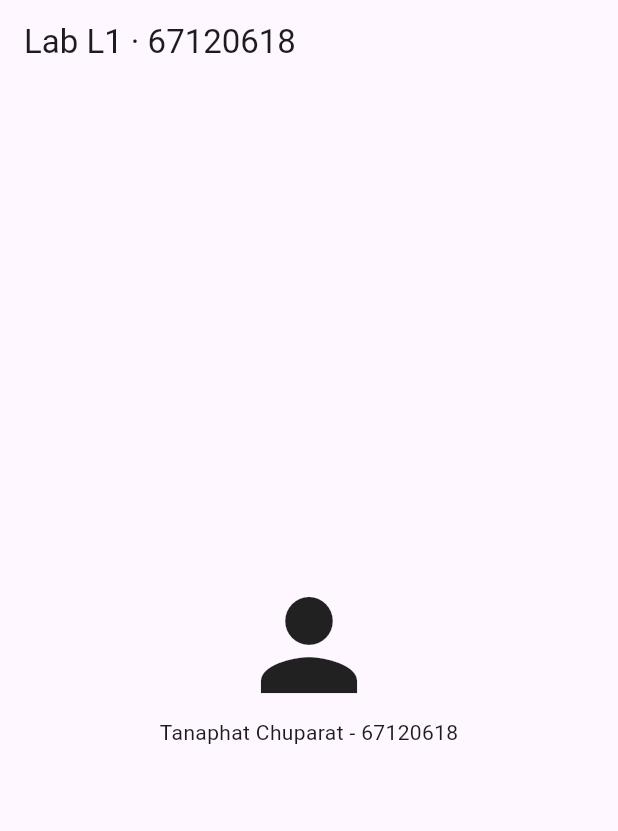
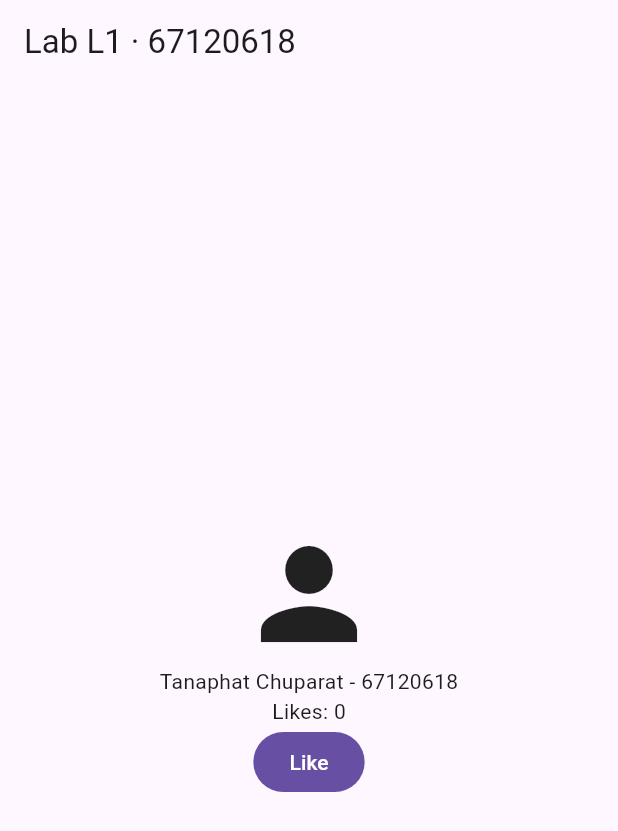
Before and after one commit to akadie4k/lab01_profile, a Flutter app: the screen it shows after launch, on a phone screen of 412 x 824 dp. Shown: the top 831 px of the screen. Run offline on Flutter 3.47's test engine with Material 3 defaults, Android fonts, the phone set to English and light mode, and no system bars.

Commit message:
Add like counter with setState

```diff
--- a/lib/main.dart
+++ b/lib/main.dart
@@ -2,17 +2,29 @@ import 'package:flutter/material.dart';
 
 void main() => runApp(const MaterialApp(home: HomePage()));
 
-class HomePage extends StatelessWidget {
+class HomePage extends StatefulWidget {
   const HomePage({super.key});
+  @override
+  State<HomePage> createState() => _HomePageState();
+}
+
+class _HomePageState extends State<HomePage> {
+  int _likes = 0;
+  void _like() => setState(() => _likes++);
 
   @override
   Widget build(BuildContext context) {
     return Scaffold(
       appBar: AppBar(title: const Text('Lab L1 · 67120618')),
-      body: const Center(
+      body: Center(
         child: Column(
           mainAxisSize: MainAxisSize.min,
-          children: [Icon(Icons.person, size: 96), Text('Tanaphat Chuparat - 67120618')],
+          children: [
+            Icon(Icons.person, size: 96),
+            Text('Tanaphat Chuparat - 67120618'),
+            Text('Likes: $_likes'),
+            FilledButton(onPressed: _like, child: const Text('Like')),
+          ],
         ),
       ),
     );
```
